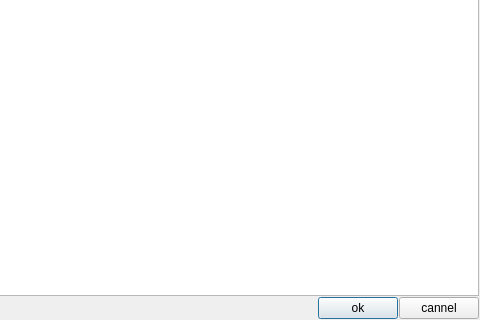
Before: the Qt Designer form src/APP/DAPluginManagerDialog.ui in czyt1988/data-workbench, drawn with Qt 5; both pictures show x 312 to 792 and y 206 to 526 of the 792 by 526 pixel window.
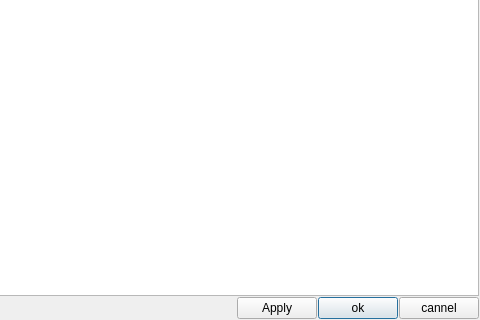
After: the same form once the commit is applied.

Commit message: feat(plugin): 插件热插拔与启用/禁用管理

```diff
--- a/src/APP/DAPluginManagerDialog.ui
+++ b/src/APP/DAPluginManagerDialog.ui
@@ -51,6 +51,13 @@
        </property>
       </spacer>
      </item>
+     <item>
+      <widget class="QPushButton" name="pushButtonApply">
+       <property name="text">
+        <string>Apply</string>
+       </property>
+      </widget>
+     </item>
      <item>
       <widget class="QPushButton" name="pushButtonOK">
        <property name="text">
```
The commit also changes 35 other files.
